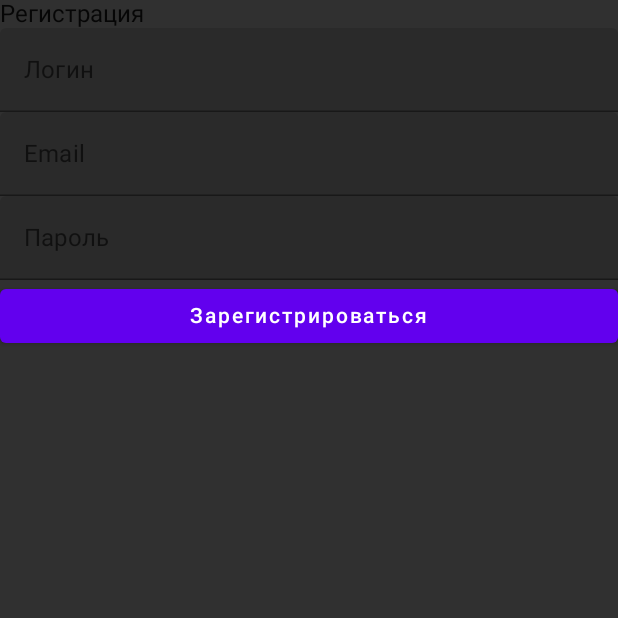
After one commit to YellowFoxy/KmmHackaton, an Android app built with Jetpack Compose: the RegistrationScreen screen opened through its navigation route, on a phone screen of 412 x 824 dp, the top half of it. The commit adds this screen. Run offline under Robolectric (Android 15) with nearby library versions, the phone set to English and light mode, and no system bars.

Commit message:
Auth screens and navigation (demo)

```diff
--- a/androidApp/build.gradle.kts
+++ b/androidApp/build.gradle.kts
@@ -39,4 +39,5 @@ dependencies {
     implementation("androidx.compose.foundation:foundation:1.2.1")
     implementation("androidx.compose.material:material:1.2.1")
     implementation("androidx.activity:activity-compose:1.5.1")
+    implementation("androidx.navigation:navigation-compose:2.5.3")
 }
--- /dev/null
+++ b/androidApp/src/main/java/ru/sber/hackathon/android/AuthScreen.kt
@@ -0,0 +1,73 @@
+package ru.sber.hackathon.android
+
+import androidx.compose.foundation.layout.Column
+import androidx.compose.foundation.layout.Row
+import androidx.compose.foundation.layout.fillMaxWidth
+import androidx.compose.material.Button
+import androidx.compose.material.Text
+import androidx.compose.material.TextField
+import androidx.compose.runtime.Composable
+import androidx.compose.ui.Alignment
+import androidx.compose.ui.Modifier
+import androidx.compose.ui.tooling.preview.Preview
+import androidx.navigation.NavController
+
+@Composable
+fun AuthScreen(navController: NavController) {
+    Column(
+        modifier = Modifier.fillMaxWidth(),
+        horizontalAlignment = Alignment.Start
+    ) {
+        Text(text = "Добро пожаловать")
+        TextField(
+            modifier = Modifier.fillMaxWidth(),
+            value = "",
+            onValueChange = { },
+            placeholder = {
+                Text(text = "Логин или email")
+            }
+        )
+        TextField(
+            value = "",
+            modifier = Modifier.fillMaxWidth(),
+            onValueChange = { },
+            placeholder = {
+                Text(text = "Пароль")
+            }
+        )
+        Column(
+            modifier = Modifier.fillMaxWidth(),
+            horizontalAlignment = Alignment.CenterHorizontally
+        ) {
+            Row {
+                Button(
+                    modifier = Modifier
+                        .fillMaxWidth()
+                        .weight(1f),
+                    onClick = {
+
+                    }) {
+                    Text(text = "Вход")
+                }
+                Button(
+                    modifier = Modifier
+                        .fillMaxWidth()
+                        .weight(1f),
+                    onClick = { navController.navigate("registration") }) {
+                    Text(text = "Регистрация")
+                }
+            }
+            Button(onClick = { }) {
+                Text(text = "Забыли пароль?")
+            }
+        }
+    }
+}
+
+@Preview
+@Composable
+fun AuthScreenPreview() {
+    MyApplicationTheme {
+        //AuthScreen()
+    }
+}
--- a/androidApp/src/main/java/ru/sber/hackathon/android/MainActivity.kt
+++ b/androidApp/src/main/java/ru/sber/hackathon/android/MainActivity.kt
@@ -1,40 +1,44 @@
 package ru.sber.hackathon.android
 
 import android.os.Bundle
+import android.widget.EditText
+import android.widget.TextView
 import androidx.activity.ComponentActivity
 import androidx.activity.compose.setContent
+import androidx.compose.foundation.layout.Column
+import androidx.compose.foundation.layout.Row
 import androidx.compose.foundation.layout.fillMaxSize
+import androidx.compose.foundation.layout.fillMaxWidth
+import androidx.compose.foundation.layout.padding
+import androidx.compose.foundation.layout.wrapContentSize
+import androidx.compose.foundation.layout.wrapContentWidth
+import androidx.compose.foundation.text.KeyboardOptions
 import androidx.compose.material.*
 import androidx.compose.runtime.Composable
+import androidx.compose.ui.Alignment
 import androidx.compose.ui.Modifier
+import androidx.compose.ui.res.stringResource
+import androidx.compose.ui.text.input.KeyboardType
 import androidx.compose.ui.tooling.preview.Preview
+import androidx.navigation.compose.NavHost
+import androidx.navigation.compose.composable
+import androidx.navigation.compose.rememberNavController
 import ru.sber.hackathon.Greeting
 
 class MainActivity : ComponentActivity() {
     override fun onCreate(savedInstanceState: Bundle?) {
         super.onCreate(savedInstanceState)
         setContent {
+            val navController = rememberNavController()
             MyApplicationTheme {
-                Surface(
-                    modifier = Modifier.fillMaxSize(),
-                    color = MaterialTheme.colors.background
+                NavHost(
+                    navController = navController,
+                    startDestination = "auth"
                 ) {
-                    GreetingView(Greeting().greet())
+                    composable("auth") { AuthScreen(navController) }
+                    composable("registration") { RegistrationScreen() }
                 }
             }
         }
     }
 }
-
-@Composable
-fun GreetingView(text: String) {
-    Text(text = text)
-}
-
-@Preview
-@Composable
-fun DefaultPreview() {
-    MyApplicationTheme {
-        GreetingView("Hello, Android!")
-    }
-}
--- /dev/null
+++ b/androidApp/src/main/java/ru/sber/hackathon/android/RegistrationScreen.kt
@@ -0,0 +1,60 @@
+package ru.sber.hackathon.android
+
+import androidx.compose.foundation.layout.Arrangement
+import androidx.compose.foundation.layout.Column
+import androidx.compose.foundation.layout.fillMaxWidth
+import androidx.compose.material.Button
+import androidx.compose.material.Text
+import androidx.compose.material.TextField
+import androidx.compose.runtime.Composable
+import androidx.compose.ui.Alignment
+import androidx.compose.ui.Modifier
+import androidx.compose.ui.tooling.preview.Preview
+
+@Composable
+fun RegistrationScreen() {
+    Column(
+        modifier = Modifier.fillMaxWidth(),
+        verticalArrangement = Arrangement.Center,
+        horizontalAlignment = Alignment.Start
+    ) {
+        Text(text = "Регистрация")
+        TextField(
+            modifier = Modifier.fillMaxWidth(),
+            value = "",
+            onValueChange = { },
+            placeholder = {
+                Text(text = "Логин")
+            }
+        )
+        TextField(
+            modifier = Modifier.fillMaxWidth(),
+            value = "",
+            onValueChange = { },
+            placeholder = {
+                Text(text = "Email")
+            }
+        )
+        TextField(
+            value = "",
+            modifier = Modifier.fillMaxWidth(),
+            onValueChange = { },
+            placeholder = {
+                Text(text = "Пароль")
+            }
+        )
+        Button(
+            modifier = Modifier.fillMaxWidth(),
+            onClick = { }) {
+            Text(text = "Зарегистрироваться")
+        }
+    }
+}
+
+@Preview
+@Composable
+fun RegistrationScreenPreview() {
+    MyApplicationTheme {
+        RegistrationScreen()
+    }
+}
```
Also changed, not shown: androidApp/src/main/java/ru/sber/hackathon/android/PasswordRestoreScreen.kt (added, +45 -0 lines).
